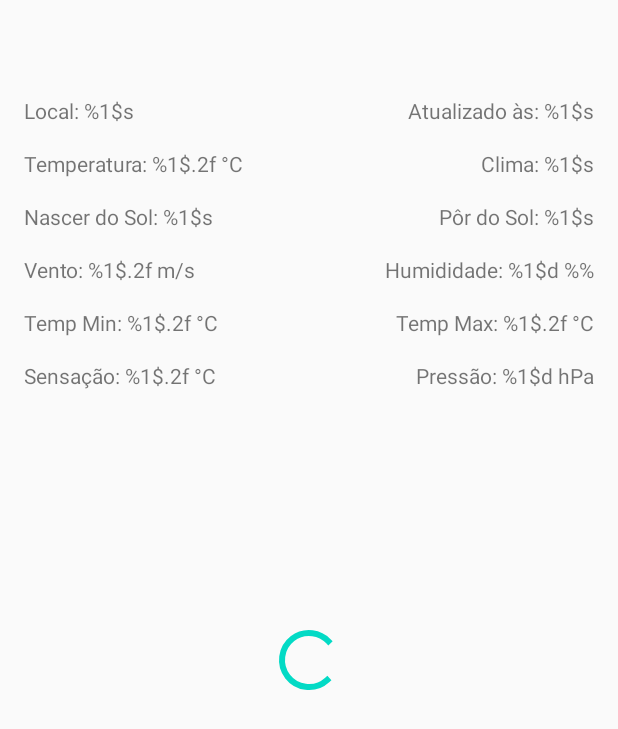
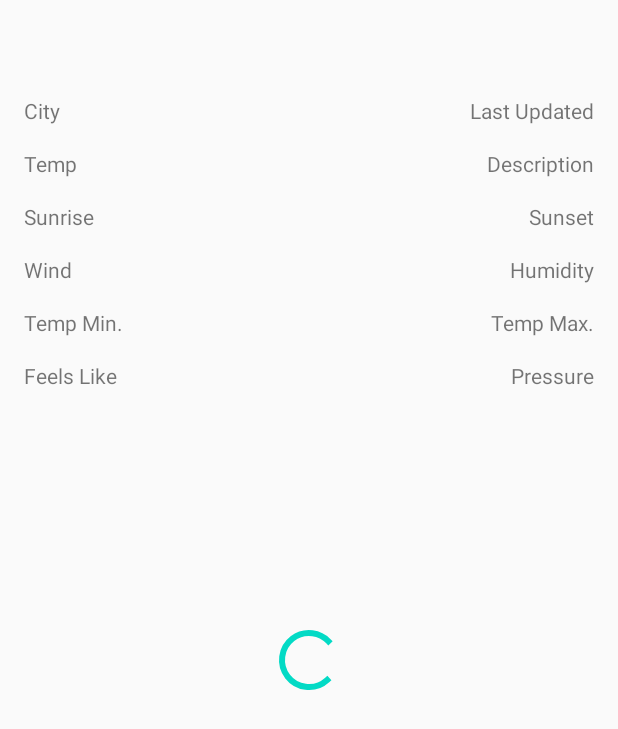
Before and after one commit to ArclightMat/WeatherWarn, an Android app: the layout activity_main.xml on its own in the app's theme, with its tools: preview values and no code run, on a phone screen of 412 x 824 dp. Shown: the top 729 px of the screen. Run offline under Robolectric (Android 15) with nearby library versions, the phone set to English and light mode, and no system bars.

Commit message:
Remove placeholder values from android:text. Cleans up launch design by hiding the placeholder information.

```diff
--- a/app/src/main/res/layout/activity_main.xml
+++ b/app/src/main/res/layout/activity_main.xml
@@ -23,9 +23,9 @@
         android:layout_height="wrap_content"
         android:layout_marginStart="16dp"
         android:layout_marginTop="8dp"
-        android:text="@string/location"
         app:layout_constraintStart_toStartOf="parent"
-        app:layout_constraintTop_toTopOf="parent" />
+        app:layout_constraintTop_toTopOf="parent"
+        tools:text="City" />
 
     <TextView
         android:id="@+id/todayTemp"
@@ -33,18 +33,18 @@
         android:layout_height="wrap_content"
         android:layout_marginStart="16dp"
         android:layout_marginTop="16dp"
-        android:text="@string/temp"
         app:layout_constraintStart_toStartOf="parent"
-        app:layout_constraintTop_toBottomOf="@+id/name" />
+        app:layout_constraintTop_toBottomOf="@+id/name"
+        tools:text="Temp" />
 
     <TextView
         android:id="@+id/todayDescription"
         android:layout_width="0dp"
         android:layout_height="wrap_content"
         android:layout_marginEnd="16dp"
-        android:text="@string/desc"
         app:layout_constraintBaseline_toBaselineOf="@+id/todayTemp"
-        app:layout_constraintEnd_toEndOf="parent" />
+        app:layout_constraintEnd_toEndOf="parent"
+        tools:text="Description" />
 
     <TextView
         android:id="@+id/todaySunrise"
@@ -52,18 +52,18 @@
         android:layout_height="wrap_content"
         android:layout_marginStart="16dp"
         android:layout_marginTop="16dp"
-        android:text="@string/sunrise"
         app:layout_constraintStart_toStartOf="parent"
-        app:layout_constraintTop_toBottomOf="@+id/todayTemp" />
+        app:layout_constraintTop_toBottomOf="@+id/todayTemp"
+        tools:text="Sunrise" />
 
     <TextView
         android:id="@+id/todaySunset"
         android:layout_width="0dp"
         android:layout_height="wrap_content"
         android:layout_marginEnd="16dp"
-        android:text="@string/sunset"
         app:layout_constraintBaseline_toBaselineOf="@+id/todaySunrise"
-        app:layout_constraintEnd_toEndOf="parent" />
+        app:layout_constraintEnd_toEndOf="parent"
+        tools:text="Sunset" />
 
     <TextView
         android:id="@+id/todayWind"
@@ -71,27 +71,27 @@
         android:layout_height="wrap_content"
         android:layout_marginStart="16dp"
         android:layout_marginTop="16dp"
-        android:text="@string/wind"
         app:layout_constraintStart_toStartOf="parent"
-        app:layout_constraintTop_toBottomOf="@+id/todaySunrise" />
+        app:layout_constraintTop_toBottomOf="@+id/todaySunrise"
+        tools:text="Wind" />
 
     <TextView
         android:id="@+id/todayHumidity"
         android:layout_width="0dp"
         android:layout_height="wrap_content"
         android:layout_marginEnd="16dp"
-        android:text="@string/humd"
         app:layout_constraintBaseline_toBaselineOf="@+id/todayWind"
-        app:layout_constraintEnd_toEndOf="parent" />
+        app:layout_constraintEnd_toEndOf="parent"
+        tools:text="Humidity" />
 
     <TextView
         android:id="@+id/todayPressure"
         android:layout_width="wrap_content"
         android:layout_height="wrap_content"
         android:layout_marginEnd="16dp"
-        android:text="@string/pressure"
         app:layout_constraintBaseline_toBaselineOf="@+id/todayFeelsLike"
-        app:layout_constraintEnd_toEndOf="parent" />
+        app:layout_constraintEnd_toEndOf="parent"
+        tools:text="Pressure" />
 
     <TextView
         android:id="@+id/todayTempMin"
@@ -99,18 +99,18 @@
         android:layout_height="wrap_content"
         android:layout_marginStart="16dp"
         android:layout_marginTop="16dp"
-        android:text="@string/temp_min"
         app:layout_constraintStart_toStartOf="parent"
-        app:layout_constraintTop_toBottomOf="@+id/todayWind" />
+        app:layout_constraintTop_toBottomOf="@+id/todayWind"
+        tools:text="Temp Min." />
 
     <TextView
         android:id="@+id/todayTempMax"
         android:layout_width="wrap_content"
         android:layout_height="wrap_content"
         android:layout_marginEnd="16dp"
-        android:text="@string/temp_max"
         app:layout_constraintBaseline_toBaselineOf="@+id/todayTempMin"
-        app:layout_constraintEnd_toEndOf="parent" />
+        app:layout_constraintEnd_toEndOf="parent"
+        tools:text="Temp Max." />
 
     <TextView
         android:id="@+id/todayFeelsLike"
@@ -118,17 +118,17 @@
         android:layout_height="wrap_content"
         android:layout_marginStart="16dp"
         android:layout_marginTop="16dp"
-        android:text="@string/feels_like"
         app:layout_constraintStart_toStartOf="parent"
-        app:layout_constraintTop_toBottomOf="@+id/todayTempMin" />
+        app:layout_constraintTop_toBottomOf="@+id/todayTempMin"
+        tools:text="Feels Like" />
 
     <TextView
         android:id="@+id/lastUpdated"
         android:layout_width="wrap_content"
         android:layout_height="wrap_content"
         android:layout_marginEnd="16dp"
-        android:text="@string/last_updated"
         app:layout_constraintBaseline_toBaselineOf="@+id/name"
-        app:layout_constraintEnd_toEndOf="parent" />
+        app:layout_constraintEnd_toEndOf="parent"
+        tools:text="Last Updated" />
 
 </androidx.constraintlayout.widget.ConstraintLayout>
```
